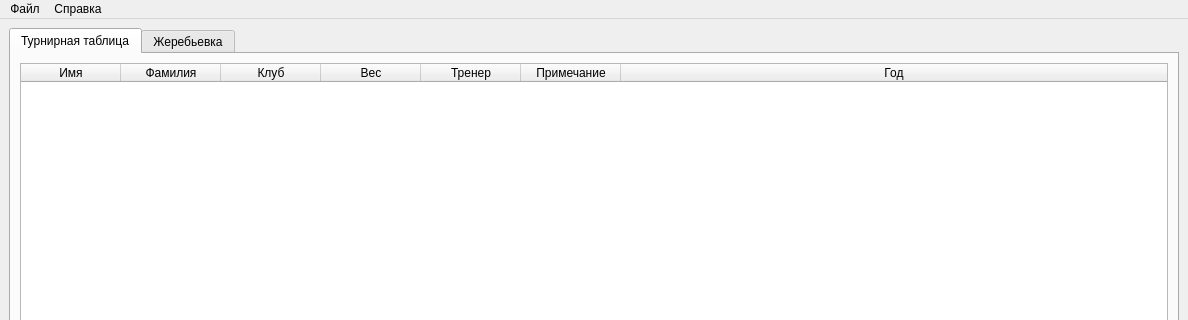
The window that mainform.ui (wanderersds/pyBox) describes before a commit, drawn with Qt 5; both pictures show x 0 to 1188 and y 0 to 320 of the 1188 by 600 pixel window.
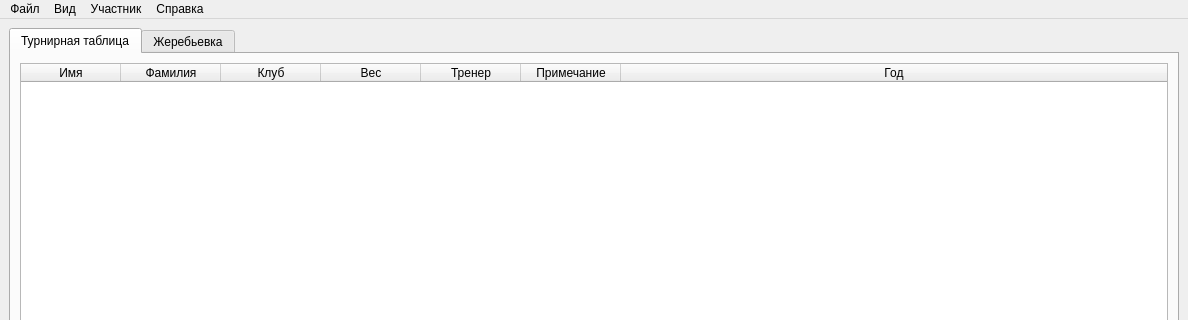
The same window after the commit.

Diff of the .ui file:
```diff
--- a/mainform.ui
+++ b/mainform.ui
@@ -512,7 +512,21 @@
     </property>
     <addaction name="about"/>
    </widget>
+   <widget class="QMenu" name="menu">
+    <property name="title">
+     <string>Вид</string>
+    </property>
+    <addaction name="full_screen"/>
+   </widget>
+   <widget class="QMenu" name="menu_2">
+    <property name="title">
+     <string>Участник</string>
+    </property>
+    <addaction name="set_winner"/>
+   </widget>
    <addaction name="file"/>
+   <addaction name="menu"/>
+   <addaction name="menu_2"/>
    <addaction name="help"/>
   </widget>
   <widget class="QStatusBar" name="statusbar"/>
```
Left out of the diff: 24 changed lines with no effect on the pictures.
